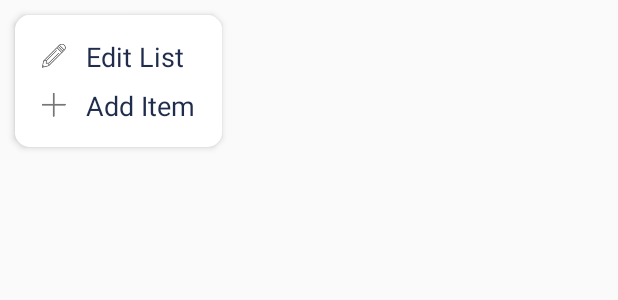
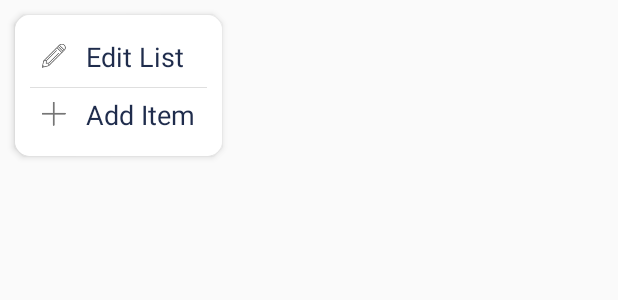
Before and after one commit to punammaitri/MedicoboxAppUser, an Android app: the layout popupwindow.xml on its own in the app's theme, with its tools: preview values and no code run, on a phone screen of 412 x 824 dp. Shown: the top 300 px of the screen. Run offline under Robolectric (Android 15) with nearby library versions, the phone set to English and light mode, and no system bars.

Commit message:
Add Popup view Line

```diff
--- a/app/src/main/res/layout/popupwindow.xml
+++ b/app/src/main/res/layout/popupwindow.xml
@@ -46,6 +46,12 @@
 
         </LinearLayout>
 
+        <View
+            android:layout_width="match_parent"
+            android:layout_height="0.3dp"
+            android:layout_marginTop="@dimen/height_8"
+            android:background="@color/colorlightlightGray" />
+
         <LinearLayout
             android:id="@+id/linearAdd"
             android:layout_width="wrap_content"
@@ -53,7 +59,7 @@
             android:layout_marginBottom="@dimen/height_5"
             android:layout_marginLeft="@dimen/height_8"
             android:layout_marginRight="@dimen/height_8"
-            android:layout_marginTop="@dimen/height_8"
+            android:layout_marginTop="@dimen/height_5"
             android:orientation="horizontal">
 
             <ImageView
```
